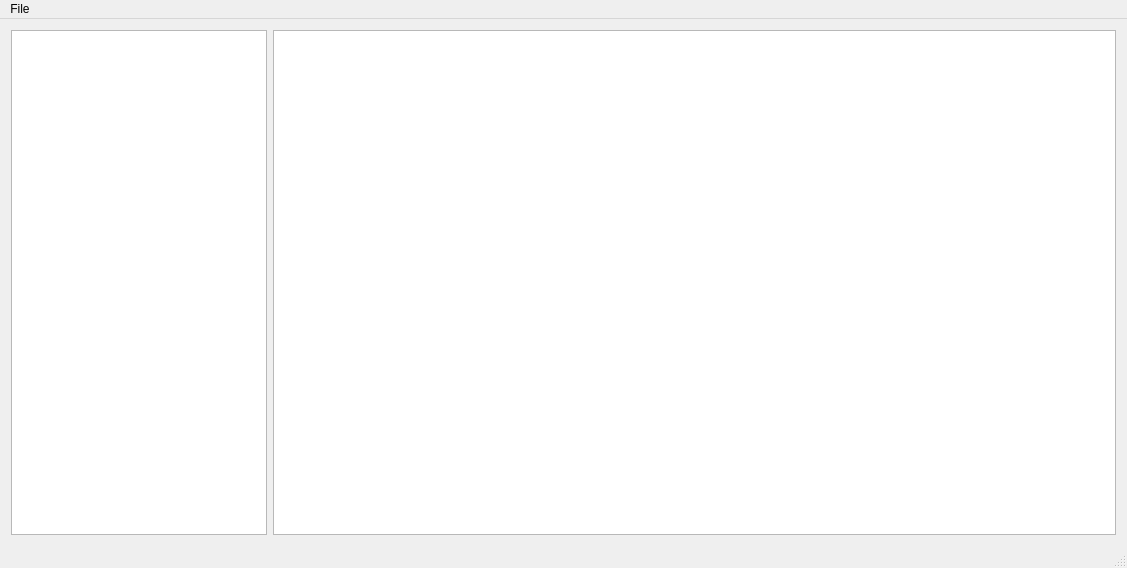
Above: mainwindow.ui from DaleFoley/DBViewer before the change. Below: the same form after it.
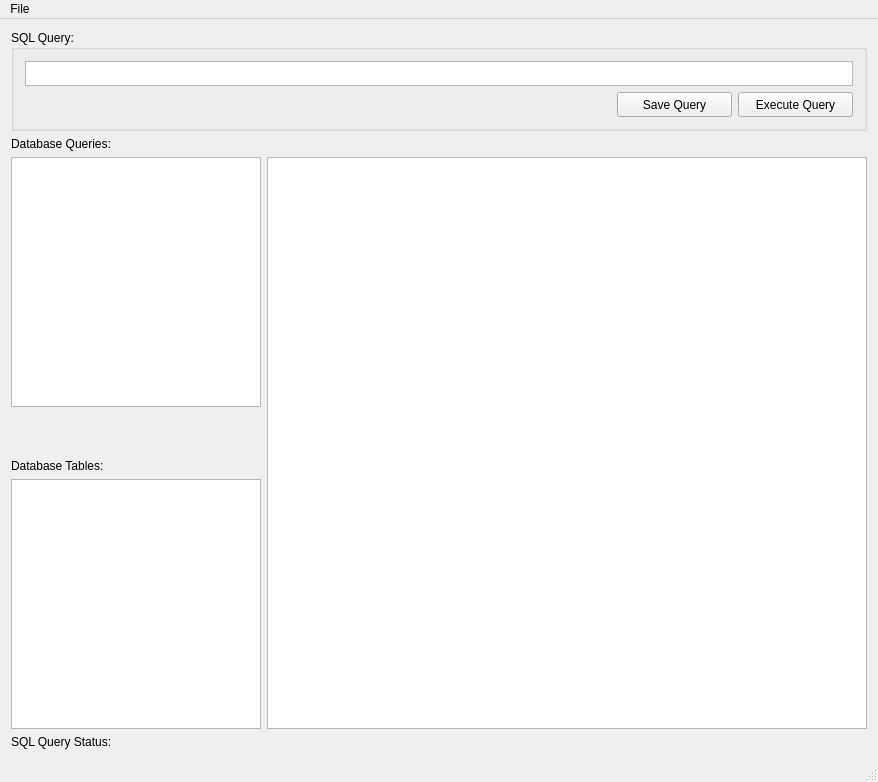
That is the form after the change.

Commit message: WIP SQL query text edit logic. Modify UI to separate queries and tables. Add group boxes and labels.

```diff
--- a/mainwindow.ui
+++ b/mainwindow.ui
@@ -6,36 +6,235 @@
    <rect>
     <x>0</x>
     <y>0</y>
-    <width>1127</width>
-    <height>568</height>
+    <width>876</width>
+    <height>739</height>
    </rect>
   </property>
   <property name="windowTitle">
    <string>DBViewer</string>
   </property>
   <widget class="QWidget" name="centralWidget">
-   <layout class="QHBoxLayout" name="horizontalLayout">
+   <property name="sizePolicy">
+    <sizepolicy hsizetype="MinimumExpanding" vsizetype="MinimumExpanding">
+     <horstretch>0</horstretch>
+     <verstretch>0</verstretch>
+    </sizepolicy>
+   </property>
+   <layout class="QVBoxLayout" name="verticalLayout">
     <item>
-     <widget class="QListWidget" name="listDBTables">
-      <property name="sizePolicy">
-       <sizepolicy hsizetype="Minimum" vsizetype="Expanding">
-        <horstretch>0</horstretch>
-        <verstretch>0</verstretch>
-       </sizepolicy>
+     <widget class="QGroupBox" name="groupBoxSQLQuery">
+      <property name="title">
+       <string>SQL Query:</string>
       </property>
+      <layout class="QGridLayout" name="gridLayout" columnstretch="0,0,0">
+       <item row="1" column="0">
+        <spacer name="horizontalSpacer">
+         <property name="orientation">
+          <enum>Qt::Horizontal</enum>
+         </property>
+         <property name="sizeType">
+          <enum>QSizePolicy::Minimum</enum>
+         </property>
+         <property name="sizeHint" stdset="0">
+          <size>
+           <width>120</width>
+           <height>20</height>
+          </size>
+         </property>
+        </spacer>
+       </item>
+       <item row="1" column="1">
+        <widget class="QPushButton" name="pushButtonSaveQuery">
+         <property name="sizePolicy">
+          <sizepolicy hsizetype="Minimum" vsizetype="Minimum">
+           <horstretch>0</horstretch>
+           <verstretch>0</verstretch>
+          </sizepolicy>
+         </property>
+         <property name="minimumSize">
+          <size>
+           <width>25</width>
+           <height>25</height>
+          </size>
+         </property>
+         <property name="maximumSize">
+          <size>
+           <width>115</width>
+           <height>25</height>
+          </size>
+         </property>
+         <property name="text">
+          <string>Save Query</string>
+         </property>
+        </widget>
+       </item>
+       <item row="1" column="2">
+        <widget class="QPushButton" name="pushButtonExecuteQuery">
+         <property name="sizePolicy">
+          <sizepolicy hsizetype="Minimum" vsizetype="Minimum">
+           <horstretch>0</horstretch>
+           <verstretch>0</verstretch>
+          </sizepolicy>
+         </property>
+         <property name="minimumSize">
+          <size>
+           <width>115</width>
+           <height>25</height>
+          </size>
+         </property>
+         <property name="maximumSize">
+          <size>
+           <width>115</width>
+           <height>25</height>
+          </size>
+         </property>
+         <property name="text">
+          <string>Execute Query</string>
+         </property>
+        </widget>
+       </item>
+       <item row="0" column="0" colspan="3">
+        <widget class="QTextEdit" name="textEditQuery">
+         <property name="sizePolicy">
+          <sizepolicy hsizetype="MinimumExpanding" vsizetype="Fixed">
+           <horstretch>0</horstretch>
+           <verstretch>0</verstretch>
+          </sizepolicy>
+         </property>
+         <property name="minimumSize">
+          <size>
+           <width>0</width>
+           <height>25</height>
+          </size>
+         </property>
+         <property name="maximumSize">
+          <size>
+           <width>16777215</width>
+           <height>25</height>
+          </size>
+         </property>
+         <property name="acceptRichText">
+          <bool>false</bool>
+         </property>
+        </widget>
+       </item>
+      </layout>
      </widget>
     </item>
     <item>
-     <widget class="QTableWidget" name="tableDBTableOutput">
-      <property name="alternatingRowColors">
-       <bool>true</bool>
+     <layout class="QGridLayout" name="gridLayout_2">
+      <item row="1" column="0">
+       <widget class="QListWidget" name="listWidgetDBQueries">
+        <property name="sizePolicy">
+         <sizepolicy hsizetype="Minimum" vsizetype="MinimumExpanding">
+          <horstretch>0</horstretch>
+          <verstretch>0</verstretch>
+         </sizepolicy>
+        </property>
+        <property name="minimumSize">
+         <size>
+          <width>250</width>
+          <height>250</height>
+         </size>
+        </property>
+        <property name="maximumSize">
+         <size>
+          <width>250</width>
+          <height>16777215</height>
+         </size>
+        </property>
+       </widget>
+      </item>
+      <item row="0" column="0">
+       <widget class="QLabel" name="labelDatabaseQueries">
+        <property name="text">
+         <string>Database Queries:</string>
+        </property>
+       </widget>
+      </item>
+      <item row="1" column="1" rowspan="5">
+       <widget class="QTableWidget" name="tableDBTableOutput">
+        <property name="sizePolicy">
+         <sizepolicy hsizetype="MinimumExpanding" vsizetype="MinimumExpanding">
+          <horstretch>0</horstretch>
+          <verstretch>0</verstretch>
+         </sizepolicy>
+        </property>
+        <property name="minimumSize">
+         <size>
+          <width>600</width>
+          <height>400</height>
+         </size>
+        </property>
+        <property name="maximumSize">
+         <size>
+          <width>16777215</width>
+          <height>16777215</height>
+         </size>
+        </property>
+        <property name="alternatingRowColors">
+         <bool>true</bool>
+        </property>
+        <property name="sortingEnabled">
+         <bool>true</bool>
+        </property>
+        <attribute name="horizontalHeaderShowSortIndicator" stdset="0">
+         <bool>true</bool>
+        </attribute>
+       </widget>
+      </item>
+      <item row="5" column="0">
+       <widget class="QListWidget" name="listDBTables">
+        <property name="sizePolicy">
+         <sizepolicy hsizetype="Minimum" vsizetype="MinimumExpanding">
+          <horstretch>0</horstretch>
+          <verstretch>0</verstretch>
+         </sizepolicy>
+        </property>
+        <property name="minimumSize">
+         <size>
+          <width>250</width>
+          <height>250</height>
+         </size>
+        </property>
+        <property name="maximumSize">
+         <size>
+          <width>250</width>
+          <height>16777215</height>
+         </size>
+        </property>
+       </widget>
+      </item>
+      <item row="3" column="0">
+       <spacer name="verticalSpacer">
+        <property name="orientation">
+         <enum>Qt::Vertical</enum>
+        </property>
+        <property name="sizeType">
+         <enum>QSizePolicy::Fixed</enum>
+        </property>
+        <property name="sizeHint" stdset="0">
+         <size>
+          <width>20</width>
+          <height>40</height>
+         </size>
+        </property>
+       </spacer>
+      </item>
+      <item row="4" column="0">
+       <widget class="QLabel" name="labelDatabaseTables">
+        <property name="text">
+         <string>Database Tables:</string>
+        </property>
+       </widget>
+      </item>
+     </layout>
+    </item>
+    <item>
+     <widget class="QLabel" name="labelQueryStatus">
+      <property name="text">
+       <string>SQL Query Status: </string>
       </property>
-      <property name="sortingEnabled">
-       <bool>true</bool>
-      </property>
-      <attribute name="horizontalHeaderShowSortIndicator" stdset="0">
-       <bool>true</bool>
-      </attribute>
      </widget>
     </item>
    </layout>
@@ -45,7 +244,7 @@
     <rect>
      <x>0</x>
      <y>0</y>
-     <width>1127</width>
+     <width>876</width>
      <height>20</height>
     </rect>
    </property>
```
Left out of the diff: 12 changed lines with no effect on the pictures. The commit also changes 3 other files.
